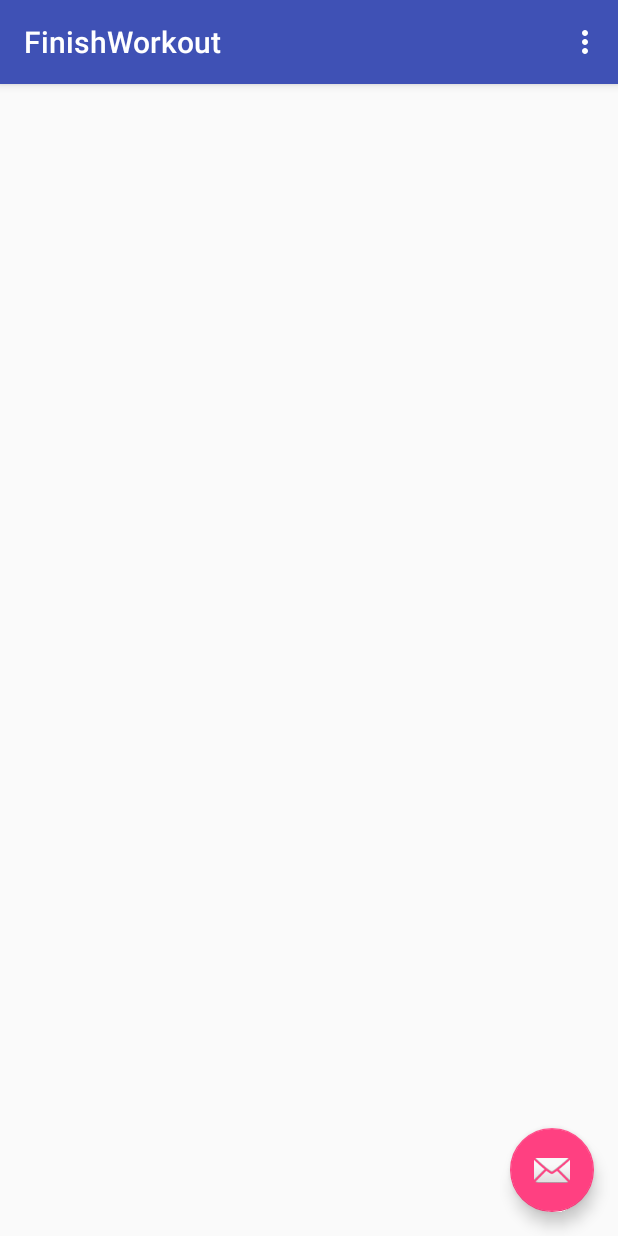
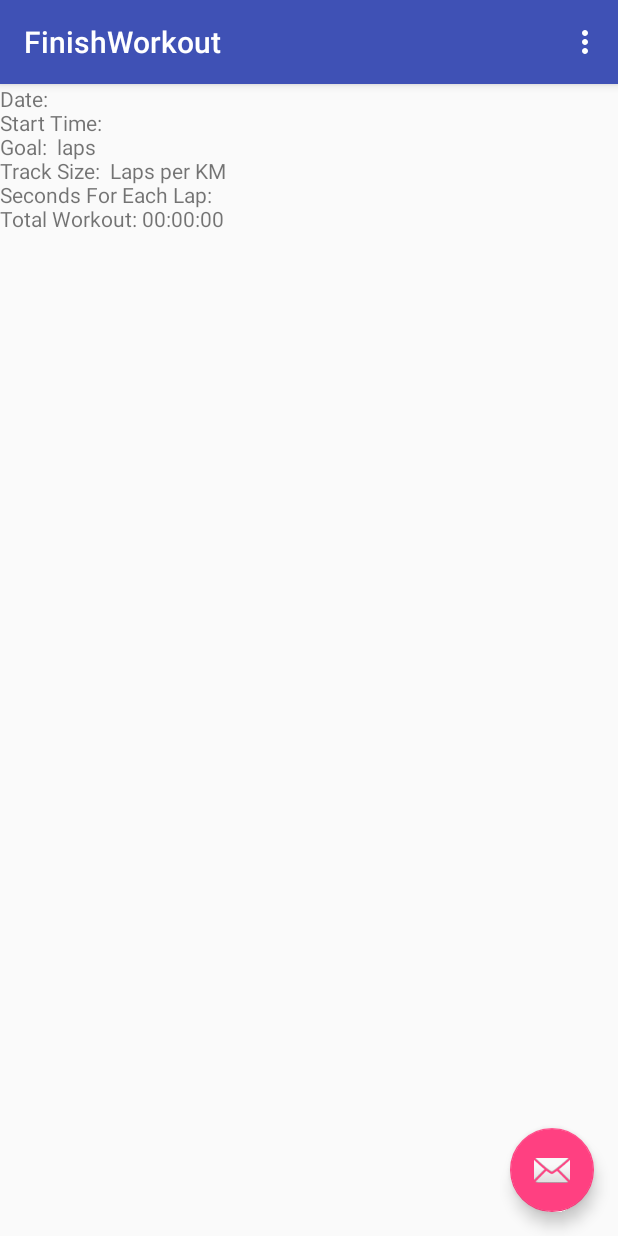
Before and after one commit to frankjohnlee/TrackRunner, an Android app: the FinishWorkout screen opened directly, with no data from a screen before it, on a phone screen of 412 x 824 dp. Run offline under Robolectric (Android 15) with nearby library versions, the phone set to English and light mode, and no system bars.

Commit message:
Added End of workout report

```diff
--- a/app/src/main/java/com/wordpress/frankhaolunliblog/laprunner/FinishWorkout.java
+++ b/app/src/main/java/com/wordpress/frankhaolunliblog/laprunner/FinishWorkout.java
@@ -9,8 +9,11 @@ import android.util.Log;
 import android.view.Menu;
 import android.view.View;
 import android.content.SharedPreferences;
+import android.widget.TextView;
 
 import java.util.ArrayList;
+
+import static android.R.id.input;
 
 
 public class FinishWorkout extends AppCompatActivity {
@@ -22,9 +25,10 @@ public class FinishWorkout extends AppCompatActivity {
     String StrLapsPerKM = "";
     String StrStatsPerLap = "";
     boolean DebugMode = true;
+    TextView CurrentWorkoutStatsTextView;
 
 
-    //|Start|Date|Time|GoalLap|LapsPerKM|StatsPerLap[[LapBefore, LapAfter, Seconds], ...]|END
+    //|Start|Date|Time|GoalLap|LapsPerKM|LapNumber,Seconds, ...
     @Override
     protected void onCreate(Bundle savedInstanceState) {
         super.onCreate(savedInstanceState);
@@ -41,6 +45,8 @@ public class FinishWorkout extends AppCompatActivity {
             }
         });
 
+        CurrentWorkoutStatsTextView = (TextView) findViewById(R.id.CurrentWorkoutStats);
+
 
         SharedPreferences pref = getApplicationContext().getSharedPreferences("MyPref", 0);
         editor = pref.edit();
@@ -49,16 +55,44 @@ public class FinishWorkout extends AppCompatActivity {
             Log.d("ThisWorkout", ThisWorkout);
         }
         this.ExtraFromString(ThisWorkout);
+        String StrCurrentWorkoutStats = "";
+        String Tabs = "     ";
+        StrCurrentWorkoutStats += "Date: " + StrDate + "\n";
+        StrCurrentWorkoutStats += "Start Time: " + StrTime + "\n";
+        StrCurrentWorkoutStats += "Goal: " + StrGoalLap + " laps" + "\n";
+        StrCurrentWorkoutStats += "Track Size: " + StrLapsPerKM + " Laps per KM" + "\n";
+        StrCurrentWorkoutStats += "Seconds For Each Lap: " + "\n";
+
+        // Print Out Each Lap Time
+        int IndexCurrentWorkout = 0;
+        int TotalTime = 0;
+        String[] StatsPerLapArray = StrStatsPerLap.split(",");
+        for (String s: StatsPerLapArray) {
+            if (IndexCurrentWorkout % 2 == 0 && StatsPerLapArray.length - 1 != IndexCurrentWorkout) {
+                StrCurrentWorkoutStats += Tabs + "Lap Number: " + s;
+            } else if (IndexCurrentWorkout % 2 != 0) {
+                StrCurrentWorkoutStats += Tabs + "Seconds: " + s + "\n";
+                TotalTime += Integer.valueOf(s);
+            }
+            IndexCurrentWorkout ++;
+        }
+        int h = (int) (TotalTime*1000 / 3600000);
+        int m = (int) (TotalTime*1000 - h * 3600000) / 60000;
+        int s = (int) (TotalTime*1000 - h * 3600000 - m * 60000) / 1000;
+        String hh = h < 10 ? "0" + h : h + "";
+        String mm = m < 10 ? "0" + m : m + "";
+        String ss = s < 10 ? "0" + s : s + "";
+
+        StrCurrentWorkoutStats += "Total Workout: " + hh + ":" + mm + ":" + ss;
+        CurrentWorkoutStatsTextView.setText(StrCurrentWorkoutStats);
 
 
     }
-
     public boolean onCreateOptionsMenu(Menu menu) {
         // Inflate the menu; this adds items to the action bar if it is present.
         getMenuInflater().inflate(R.menu.menu_main, menu);
         return true;
     }
-
     public void ExtraFromString (String ThisWorkout){
         int IndicatorCount = 0;
         int counter = 0;
@@ -91,6 +125,4 @@ public class FinishWorkout extends AppCompatActivity {
 
 
     }
-
-
-}
+    }
--- a/app/src/main/res/layout/activity_finish_workout.xml
+++ b/app/src/main/res/layout/activity_finish_workout.xml
@@ -20,8 +20,6 @@
 
     </android.support.design.widget.AppBarLayout>
 
-    <include layout="@layout/content_finish_workout" />
-
     <android.support.design.widget.FloatingActionButton
         android:id="@+id/fab"
         android:layout_width="wrap_content"
@@ -30,4 +28,8 @@
         android:layout_margin="@dimen/fab_margin"
         app:srcCompat="@android:drawable/ic_dialog_email" />
 
+    <include
+        android:id="@+id/include"
+        layout="@layout/content_finish_workout" />
+
 </android.support.design.widget.CoordinatorLayout>
--- a/app/src/main/res/layout/content_finish_workout.xml
+++ b/app/src/main/res/layout/content_finish_workout.xml
@@ -8,4 +8,12 @@
     tools:context="com.wordpress.frankhaolunliblog.laprunner.FinishWorkout"
     tools:showIn="@layout/activity_finish_workout">
 
+    <TextView
+        android:id="@+id/CurrentWorkoutStats"
+        android:layout_width="347dp"
+        android:layout_height="438dp"
+        android:text="PreviousWorkoutStats"
+        tools:layout_editor_absoluteX="16dp"
+        tools:layout_editor_absoluteY="16dp"
+        android:scrollbars = "vertical"/>
 </android.support.constraint.ConstraintLayout>
```
Also changed, not shown: app/src/main/java/com/wordpress/frankhaolunliblog/laprunner/RunActivity.java (+48 -37 lines).
